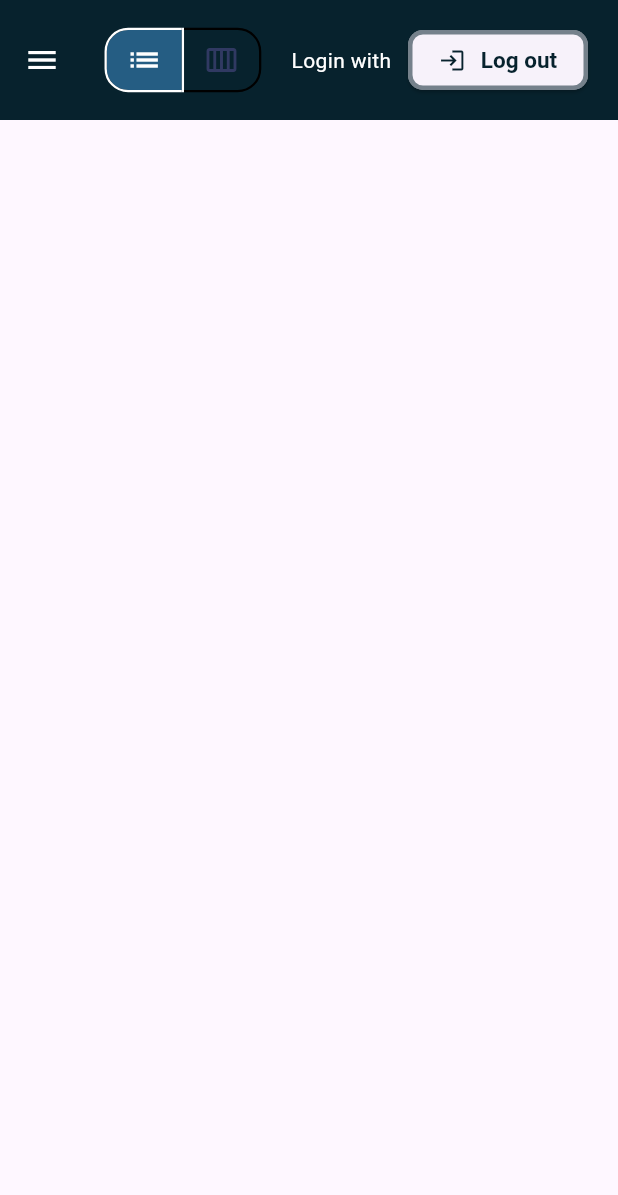
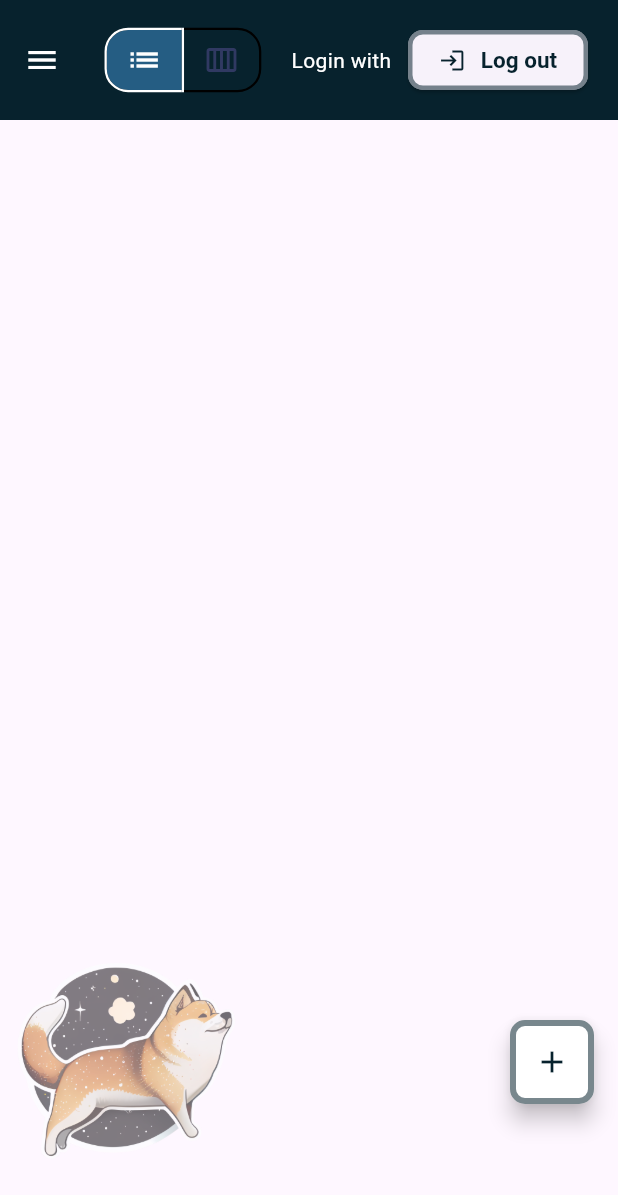
Before and after one commit to AagarbageaA/To-do-list, a Flutter app: the screen it shows once a user with an empty profile is signed in, on a phone screen of 412 x 824 dp. Shown: the top 1195 px of the screen. Run offline on Flutter 3.47's test engine with Material 3 defaults, Android fonts, the phone set to English and light mode, and no system bars; our stand-ins replace cloud_firestore, firebase_auth, firebase_core, gap; missing offline and left inert: flutter_calendar_week; accounts and stored records are empty.

Commit message:
some beautify

```diff
--- a/lib/view/card_list.dart
+++ b/lib/view/card_list.dart
@@ -1,4 +1,6 @@
 import 'package:flutter/material.dart';
+import 'package:flutter/rendering.dart';
+import 'package:intl/intl.dart';
 import 'package:provider/provider.dart';
 
 import '../view_model/data_view_model.dart';
@@ -6,13 +8,24 @@ import '../view_model/google.dart';
 import '../widget/card.dart';
 import '../widget/elevated_button.dart';
 import '../widget/toggle.dart';
+import 'add_event_page.dart';
 import 'add_folder_dialog.dart';
 import 'delete_folder_dialog.dart';
 import 'edit_event_page.dart';
 
 class CardList extends StatelessWidget {
-  const CardList({super.key});
+    const CardList({super.key});
+    String formattedDate(String dateStr) {
+      // 解析日期字符串
+      DateTime date = DateTime.parse(dateStr);
 
+      // 使用DateFormat來獲取星期幾
+      String dayOfWeek = DateFormat('EEEE').format(date); // 'EEEE' 表示完整的星期幾
+      String formatted = DateFormat('yyyy-MM-dd').format(date); // 保留原本的日期格式
+
+      // 返回格式化後的結果
+      return '$formatted ($dayOfWeek)';
+    }
   @override
   Widget build(BuildContext context) {
     return Consumer2<GoogleViewModel, DataViewModel>(
@@ -157,7 +170,7 @@ class CardList extends StatelessWidget {
                               ExtensionCard(
                                 isChecked: homeVM.todoItemList[i].ischecked,
                                 title: homeVM.todoItemList[i].name,
-                                date: homeVM.todoItemList[i].date,
+                                date: formattedDate(homeVM.todoItemList[i].date),
                                 note: homeVM.todoItemList[i].note,
                                 place: homeVM.todoItemList[i].place,
                                 folder: homeVM.todoItemList[i].folder,
@@ -200,7 +213,7 @@ class CardList extends StatelessWidget {
                               ExtensionCard(
                                 isChecked: homeVM.todoItemList[i].ischecked,
                                 title: homeVM.todoItemList[i].name,
-                                date: homeVM.todoItemList[i].date,
+                                date: formattedDate(homeVM.todoItemList[i].date),
                                 note: homeVM.todoItemList[i].note,
                                 place: homeVM.todoItemList[i].place,
                                 folder: homeVM.todoItemList[i].folder,
@@ -237,6 +250,60 @@ class CardList extends StatelessWidget {
                       )
                     ],
                   )),
+                  floatingActionButton: Align(
+  alignment: Alignment.bottomCenter,
+  child: ConstrainedBox(
+    constraints: const BoxConstraints( maxWidth: 1000,),
+    child: Row(
+      mainAxisAlignment: MainAxisAlignment.spaceBetween,
+      children: [
+        ColorFiltered(
+          colorFilter: ColorFilter.mode(
+            Colors.black.withOpacity(0.6),
+            BlendMode.dstIn,
+          ),
+          child: Image.asset(
+            'lib/picture/shiba_icon.png',
+            fit: BoxFit.cover,
+            width: 200,
+            height: 200,
+          ),
+        ),
+        FloatingActionButton(
+          heroTag: "btn1",
+          backgroundColor: const Color.fromARGB(255, 255, 255, 255),
+          splashColor: const Color.fromARGB(255, 7, 34, 45),
+          shape: RoundedRectangleBorder(
+            borderRadius: BorderRadius.circular(10),
+            side: const BorderSide(
+              color: Color.fromARGB(139, 7, 34, 45),
+              width: 4,
+            ),
+          ),
+          onPressed: () {
+            showModalBottomSheet(
+              context: context,
+              builder: (BuildContext context) {
+                return AddEventPage(
+                  onSubmit: (data) {
+                    homeVM.addTodoItem(data, context);
+                    Navigator.of(context).pop();
+                  },
+                  folderList: homeVM.folderList,
+                  onAddFolder: (folderName) => context
+                      .read<DataViewModel>()
+                      .addFolder(folderName, context),
+                );
+              },
+            );
+          },
+          child: const Icon(Icons.add,
+              color: Color.fromARGB(255, 7, 34, 45)),
+        ),
+      ],
+    ),
+  ),
+),
             ));
   }
 }
```
Also changed, not shown: lib/view/mobile_card_list.dart (+13 -2 lines), lib/widget/card.dart (+21 -33 lines).
